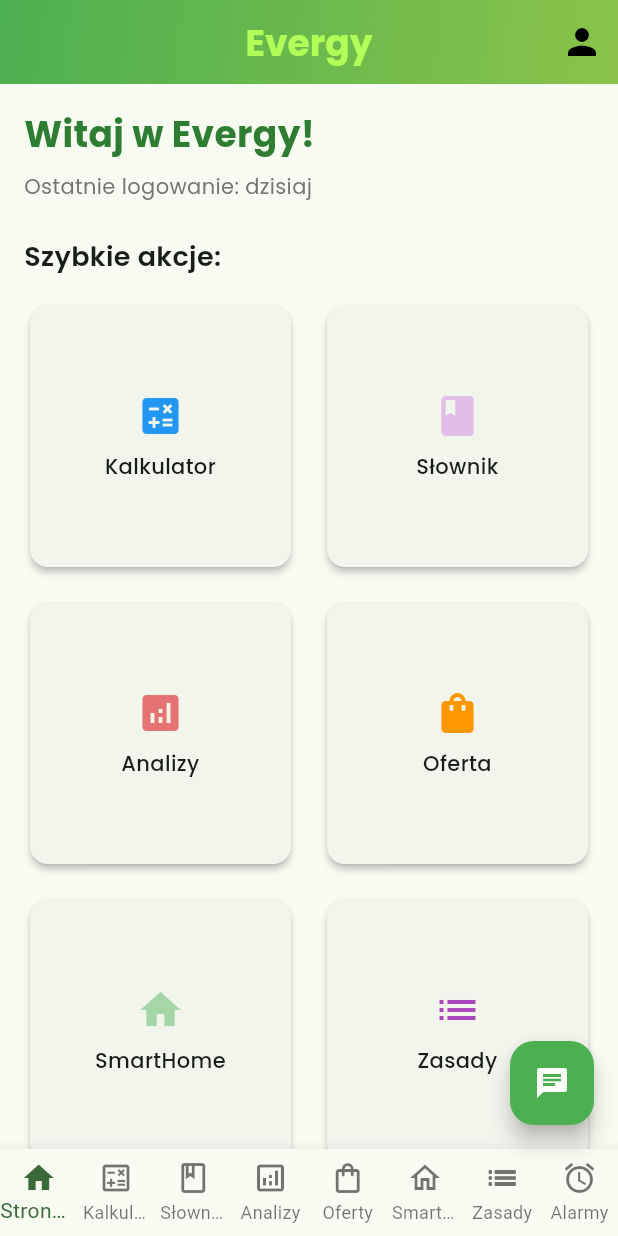
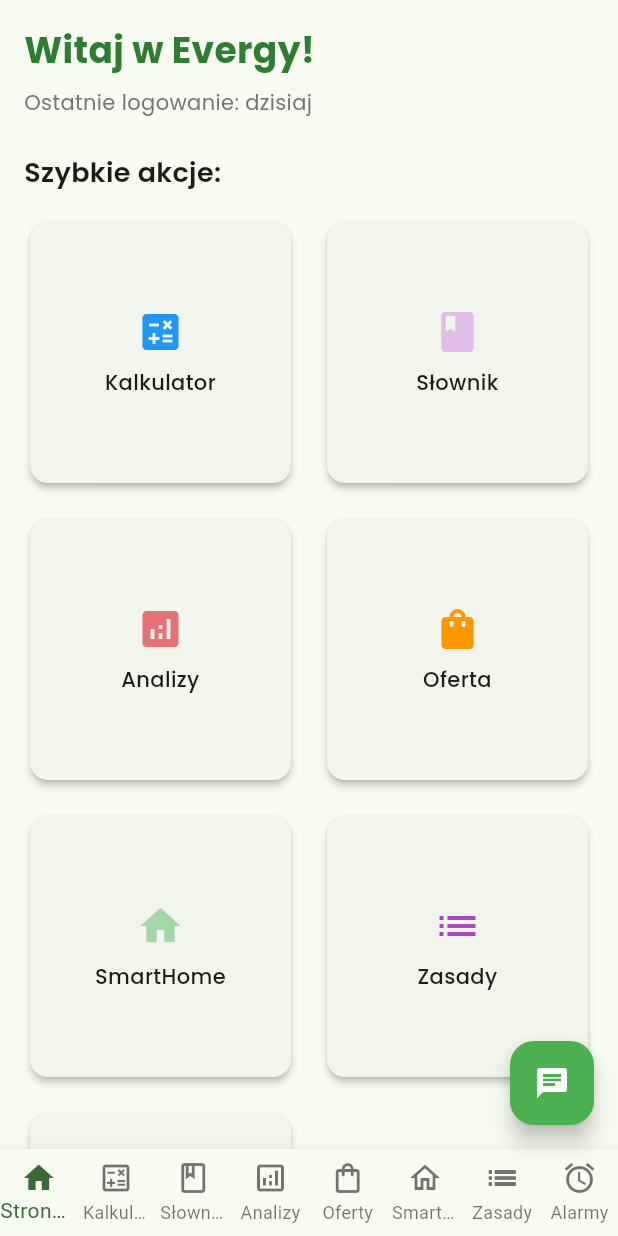
Before and after one commit to MinikPLayer/Kosciuszkon-2025, a Flutter app: the screen it shows after launch, after a tap on "Zaloguj się", after a tap on "Demo login", on a phone screen of 412 x 824 dp. Run offline on Flutter 3.47's test engine with Material 3 defaults, Android fonts, the phone set to English and light mode, and no system bars; our stand-ins replace fl_chart, google_fonts; network calls fail.

Commit message:
Fixed back button

```diff
--- a/frontend_calculator/lib/views/pages/calculator_page.dart
+++ b/frontend_calculator/lib/views/pages/calculator_page.dart
@@ -1,4 +1,5 @@
 import 'package:flutter/material.dart';
+import 'package:frontend_calculator/data/notifiers.dart';
 import 'package:frontend_calculator/utils.dart';
 import 'package:http/http.dart' as http;
 import 'dart:convert';
@@ -116,7 +117,7 @@ class _CalculatorPageState extends State<CalculatorPage> {
   @override
   Widget build(BuildContext context) {
     return Scaffold(
-      appBar: AppBar(title: const Text('Kalkulator PV')),
+      appBar: AppBar(title: const Text('Kalkulator PV'), leading: buildBackButton()),
       body: SingleChildScrollView(
         padding: const EdgeInsets.all(16.0),
         child: Form(
--- a/frontend_calculator/lib/views/pages/location_page.dart
+++ b/frontend_calculator/lib/views/pages/location_page.dart
@@ -1,4 +1,5 @@
 import 'package:flutter/material.dart';
+import 'package:frontend_calculator/data/notifiers.dart';
 
 class LocationPage extends StatelessWidget {
   const LocationPage({super.key});
@@ -156,7 +157,7 @@ class _LocationSelectionPageState extends State<LocationSelectionPage> {
     return Scaffold(
       appBar: AppBar(
         title: Text('Twoje lokacje'),
-        leading: IconButton(icon: Icon(Icons.arrow_back), onPressed: () => Navigator.pop(context)),
+        leading: buildBackButton(),
         actions: [IconButton(icon: Icon(Icons.add), onPressed: () {})],
       ),
       body: ListView.builder(
--- a/frontend_calculator/lib/views/pages/measurements_page.dart
+++ b/frontend_calculator/lib/views/pages/measurements_page.dart
@@ -1,4 +1,5 @@
 import 'package:flutter/material.dart';
+import 'package:frontend_calculator/data/notifiers.dart';
 import 'package:web_socket_channel/web_socket_channel.dart';
 import 'dart:convert';
 import 'package:fl_chart/fl_chart.dart';
@@ -80,6 +81,7 @@ class _MeasurementsPageState extends State<MeasurementsPage> {
         elevation: 4,
         centerTitle: true,
         titleTextStyle: const TextStyle(fontSize: 20, fontWeight: FontWeight.w600, color: Colors.white),
+        leading: buildBackButton(),
       ),
       body: Padding(
         padding: const EdgeInsets.all(16.0),
--- a/frontend_calculator/lib/views/pages/offer_search_page.dart
+++ b/frontend_calculator/lib/views/pages/offer_search_page.dart
@@ -2,6 +2,7 @@ import 'dart:math';
 
 import 'package:flutter/material.dart';
 import 'package:frontend_calculator/data/models/offer_model.dart';
+import 'package:frontend_calculator/data/notifiers.dart';
 import 'package:frontend_calculator/utils.dart';
 import 'package:frontend_calculator/views/widgets/offer_entry_widget.dart';
 
@@ -123,7 +124,7 @@ class _OfferSearchPageState extends State<OfferSearchPage> {
   @override
   Widget build(BuildContext context) {
     return Scaffold(
-      appBar: AppBar(title: const Text('Oferta')),
+      appBar: AppBar(title: const Text('Oferta'), leading: buildBackButton()),
       body: Column(
         crossAxisAlignment: CrossAxisAlignment.center,
         children: [
--- a/frontend_calculator/lib/views/widget_tree.dart
+++ b/frontend_calculator/lib/views/widget_tree.dart
@@ -21,7 +21,7 @@ List<Widget> pages = [
   const OfferSearchPage(),
   const LocationPage(),
   const RulesPage(),
-  AlarmPage()
+  AlarmPage(),
 ];
 
 class WidgetTree extends StatelessWidget {
@@ -31,58 +31,58 @@ class WidgetTree extends StatelessWidget {
   Widget build(BuildContext context) {
     return SafeArea(
       child: Scaffold(
-      appBar: AppBar(
-        leading: ValueListenableBuilder<int>(
-          valueListenable: selectedPageNotifier,
-          builder: (context, selectedPage, child) {
-            return selectedPage != 0
-                ? IconButton(
-                    icon: Icon(Icons.arrow_back, color: Colors.black),
-                    onPressed: () {
-                      selectedPageNotifier.value = 0; // wróć do HomePage
-                    },
-                    tooltip: 'Powrót',
-                  )
-                : SizedBox.shrink(); // brak przycisku, jeśli jesteś na HomePage
-          },
-        ),
-        title: Text(
-          'Evergy',
-          style: GoogleFonts.poppins(fontSize: 24, fontWeight: FontWeight.w700, color: Colors.lightGreenAccent),
-        ),
-        centerTitle: true,
-        flexibleSpace: Container(
-          decoration: BoxDecoration(
-            gradient: LinearGradient(
-              colors: [Color(0xFF4CAF50), Color(0xFF8BC34A)],
-              begin: Alignment.topLeft,
-              end: Alignment.bottomRight,
-            ),
-          ),
-        ),
-        elevation: 6,
-        actions: [
-          IconButton(
-            icon: Icon(Icons.person, color: Colors.black, size: 28),
-            onPressed: () async {
-              final userData = {
-                'email': 'example@email.com',
-                'userType': 'Osoba prywatna',
-                'voivodeship': 'Mazowieckie',
-                'buildingType': 'Dom jednorodzinny',
-                'orientation': 'Południe',
-                'roofType': 'Dachówka ceramiczna',
-                'roofAngle': 30.0,
-                'storageCapacity': '10',
-                'storageYears': '2',
-              };
+        // appBar: AppBar(
+        //   leading: ValueListenableBuilder<int>(
+        //     valueListenable: selectedPageNotifier,
+        //     builder: (context, selectedPage, child) {
+        //       return selectedPage != 0
+        //           ? IconButton(
+        //             icon: Icon(Icons.arrow_back, color: Colors.black),
+        //             onPressed: () {
+        //               selectedPageNotifier.value = 0; // wróć do HomePage
+        //             },
+        //             tooltip: 'Powrót',
+        //           )
+        //           : SizedBox.shrink(); // brak przycisku, jeśli jesteś na HomePage
+        //     },
+        //   ),
+        //   title: Text(
+        //     'Evergy',
+        //     style: GoogleFonts.poppins(fontSize: 24, fontWeight: FontWeight.w700, color: Colors.lightGreenAccent),
+        //   ),
+        //   centerTitle: true,
+        //   flexibleSpace: Container(
+        //     decoration: BoxDecoration(
+        //       gradient: LinearGradient(
+        //         colors: [Color(0xFF4CAF50), Color(0xFF8BC34A)],
+        //         begin: Alignment.topLeft,
+        //         end: Alignment.bottomRight,
+        //       ),
+        //     ),
+        //   ),
+        //   elevation: 6,
+        //   actions: [
+        //     IconButton(
+        //       icon: Icon(Icons.person, color: Colors.black, size: 28),
+        //       onPressed: () async {
+        //         final userData = {
+        //           'email': 'example@email.com',
+        //           'userType': 'Osoba prywatna',
+        //           'voivodeship': 'Mazowieckie',
+        //           'buildingType': 'Dom jednorodzinny',
+        //           'orientation': 'Południe',
+        //           'roofType': 'Dachówka ceramiczna',
+        //           'roofAngle': 30.0,
+        //           'storageCapacity': '10',
+        //           'storageYears': '2',
+        //         };
 
-              Navigator.push(context, MaterialPageRoute(builder: (context) => ProfilePage(userData: userData)));
-            },
-            tooltip: 'Profil',
-          ),
-        ],
-      ),
+        //         Navigator.push(context, MaterialPageRoute(builder: (context) => ProfilePage(userData: userData)));
+        //       },
+        //       tooltip: 'Profil',
+        //     ),
+        //   ],
+        // ),
         body: ValueListenableBuilder<int>(
           valueListenable: selectedPageNotifier,
           builder: (context, selectedPage, child) {
```
Also changed, not shown: frontend_calculator/lib/data/notifiers.dart (+25 -1 lines), frontend_calculator/lib/views/pages/alarm_page.dart (+22 -101 lines), frontend_calculator/lib/views/pages/dictionary_page.dart (+18 -17 lines), frontend_calculator/lib/views/pages/rules_page.dart (+32 -123 lines).
